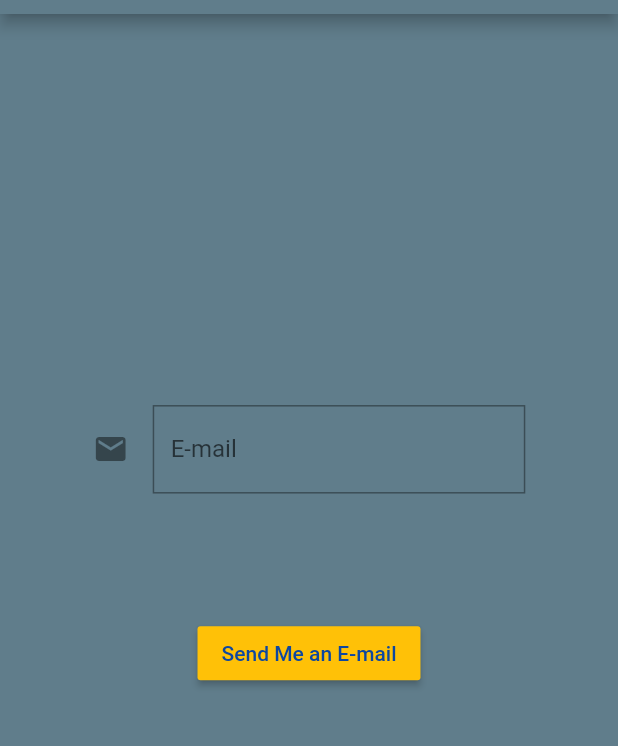
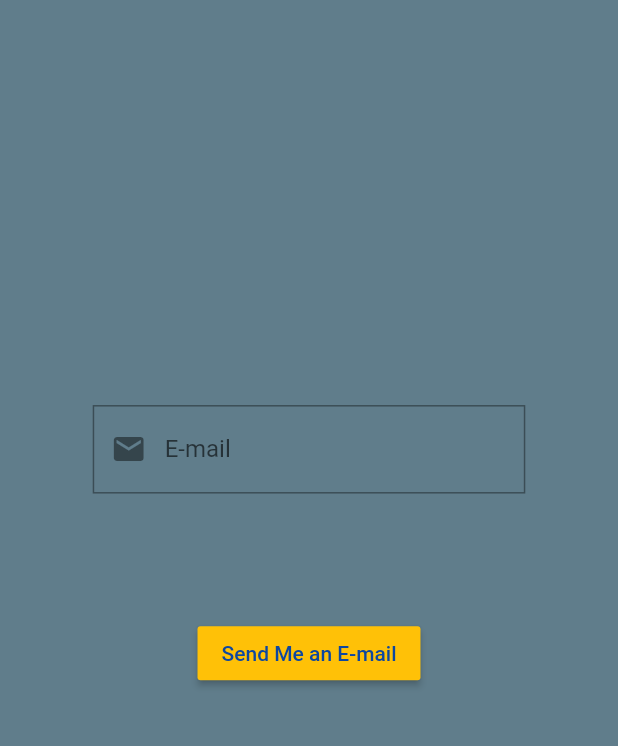
Before and after one commit to benfurkanaslan/first_flutter_app, a Flutter app: the screen it shows after launch, after a tap on "Forgot My Password", on a phone screen of 412 x 824 dp, the part 70-816 px from its top. Run offline on Flutter 3.47's test engine with Material 2 defaults, Android fonts, the phone set to English and light mode, and no system bars.

Commit message:
working on

```diff
--- a/lib/ForgotPassword/ForgotMyPassword.dart
+++ b/lib/ForgotPassword/ForgotMyPassword.dart
@@ -6,7 +6,10 @@ class ForgotMyPassword extends StatefulWidget {
   num screenWidth;
   var color;
 
-  ForgotMyPassword({this.screenHeight, this.screenWidth, this.color});
+  ForgotMyPassword(
+      {@required this.screenHeight,
+      @required this.screenWidth,
+      @required this.color});
 
   @override
   _ForgotMyPasswordState createState() => _ForgotMyPasswordState();
@@ -15,10 +18,12 @@ class ForgotMyPassword extends StatefulWidget {
 class _ForgotMyPasswordState extends State<ForgotMyPassword> {
   var eMailController = TextEditingController();
   String eMail;
+  var scaffoldKey = GlobalKey<ScaffoldState>();
 
   @override
   Widget build(BuildContext context) {
     return Scaffold(
+      key: scaffoldKey,
       backgroundColor: widget.color,
       appBar: AppBar(
         leading: IconButton(
@@ -31,7 +36,7 @@ class _ForgotMyPasswordState extends State<ForgotMyPassword> {
           ),
         ),
         backgroundColor: widget.color,
-        elevation: widget.screenWidth * 0.01,
+        elevation: 0.0,
         title: Text(
           "Tap&Talk",
           style: TextStyle(
@@ -49,9 +54,10 @@ class _ForgotMyPasswordState extends State<ForgotMyPassword> {
             SizedBox(
               width: widget.screenWidth * 0.7,
               child: TextField(
+                keyboardType: TextInputType.emailAddress,
                 controller: eMailController,
                 decoration: InputDecoration(
-                  icon: Icon(Icons.email),
+                  prefixIcon: Icon(Icons.email),
                   labelText: "E-mail",
                   border: OutlineInputBorder(
                     borderRadius: BorderRadius.circular(0),
@@ -67,7 +73,13 @@ class _ForgotMyPasswordState extends State<ForgotMyPassword> {
               color: Theme.of(context).primaryColor,
               onPressed: () {
                 eMail = eMailController.text;
-                setState(() {});
+                eMail.isNotEmpty
+                    ? scaffoldKey.currentState.showSnackBar(SnackBar(
+                        content: Text("E-mail has sent to $eMail"),
+                      ))
+                    : scaffoldKey.currentState.showSnackBar(SnackBar(
+                        content: Text("Enter an E-mail"),
+                      ));
               },
               child: Text(
                 "Send Me an E-mail",
@@ -77,11 +89,9 @@ class _ForgotMyPasswordState extends State<ForgotMyPassword> {
             SizedBox(
               height: widget.screenHeight * 0.05,
             ),
-            Text(
-              (() {
-                return eMail == null ? "" : "E-mail has sent to $eMail";
-              }()),
-            ),
+            eMail?.isEmpty ?? true
+                ? Text("")
+                : Text("E-mail has sent to $eMail"),
           ],
         ),
       ),
--- a/lib/main.dart
+++ b/lib/main.dart
@@ -23,7 +23,6 @@ class MyApp extends StatelessWidget {
 }
 
 class MyHomePage extends StatefulWidget {
-  MyHomePage({Key key}) : super(key: key);
   @override
   _MyHomePageState createState() => _MyHomePageState();
 }
@@ -46,6 +45,7 @@ class _MyHomePageState extends State<MyHomePage> {
   String birthDay;
   bool rememberPassword = false;
   var color = Colors.blueGrey;
+  var scaffoldKey = GlobalKey<ScaffoldState>();
 
   @override
   Widget build(BuildContext context) {
@@ -53,10 +53,24 @@ class _MyHomePageState extends State<MyHomePage> {
     final screenWidth = screenInfo.size.width;
     final screenHeight = screenInfo.size.height;
     return Scaffold(
+      key: scaffoldKey,
       backgroundColor: color,
       appBar: AppBar(
+        actions: [
+          IconButton(
+            icon: Icon(
+              Icons.help,
+              color: Colors.black87,
+            ),
+            onPressed: () {
+              scaffoldKey.currentState.showSnackBar(SnackBar(
+                content: Text("Helped"),
+              ));
+            },
+          ),
+        ],
         backgroundColor: color,
-        elevation: screenWidth * 0.01,
+        elevation: 0.0,
         title: Text(
           "Tap&Talk",
           style: TextStyle(
@@ -86,10 +100,10 @@ class _MyHomePageState extends State<MyHomePage> {
                   child: TextField(
                     controller: userNameController,
                     decoration: InputDecoration(
-                      icon: Icon(Icons.account_box),
+                      prefixIcon: Icon(Icons.account_box),
                       labelText: "User Name",
                       border: OutlineInputBorder(
-                        borderRadius: BorderRadius.circular(0),
+                        borderRadius: BorderRadius.zero,
                       ),
                     ),
                   ),
@@ -105,10 +119,10 @@ class _MyHomePageState extends State<MyHomePage> {
                     enableSuggestions: false,
                     autocorrect: false,
                     decoration: InputDecoration(
-                      icon: Icon(Icons.lock),
+                      prefixIcon: Icon(Icons.lock),
                       labelText: "Password",
                       border: OutlineInputBorder(
-                        borderRadius: BorderRadius.circular(0),
+                        borderRadius: BorderRadius.zero,
                       ),
                     ),
                   ),
@@ -119,12 +133,14 @@ class _MyHomePageState extends State<MyHomePage> {
                 SizedBox(
                   width: screenWidth * 0.7,
                   child: TextField(
+                    keyboardType: TextInputType.datetime,
                     controller: dateTimePickerController,
                     decoration: InputDecoration(
-                      icon: Icon(Icons.date_range),
-                      labelText: "Birth Day",
+                      hintText: "mm/dd/yyyy",
+                      prefixIcon: Icon(Icons.date_range),
+                      labelText: "Birth Date",
                       border: OutlineInputBorder(
-                        borderRadius: BorderRadius.circular(0),
+                        borderRadius: BorderRadius.zero,
                       ),
                     ),
                     onTap: () {
--- a/pubspec.yaml
+++ b/pubspec.yaml
@@ -47,7 +47,6 @@ flutter:
   # To add assets to your application, add an assets section, like this:
   assets:
     - lib/assets/app-logo.png
-  #   - images/a_dot_ham.jpeg
 
   # An image asset can refer to one or more resolution-specific "variants", see
   # https://flutter.dev/assets-and-images/#resolution-aware.
```
Also changed, not shown: lib/SignIn/SignedIn.dart (+16 -10 lines), 1 other file.
